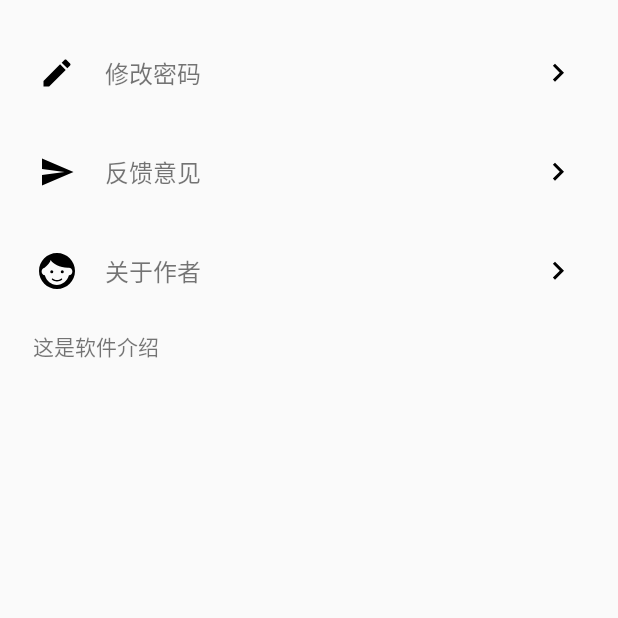
After one commit to huangyuanlove/LiaoBa_Android, an Android app: the SettingActivity screen opened directly, with no data from a screen before it, on a phone screen of 412 x 824 dp, the top half of it. The commit adds this screen. Run offline under Robolectric (Android 15) with nearby library versions, the phone set to English and light mode, and no system bars.

Commit message:
初步完成 设置 界面，完成修改密码界面

```diff
--- a/app/src/main/java/com/huangyuanlove/liaoba/LoginActivity.java
+++ b/app/src/main/java/com/huangyuanlove/liaoba/LoginActivity.java
@@ -111,6 +111,8 @@ public class LoginActivity extends BaseActivity  {
             }
         });
 
+
+
     }
 
     @Override
--- /dev/null
+++ b/app/src/main/java/com/huangyuanlove/liaoba/SettingActivity.java
@@ -0,0 +1,55 @@
+package com.huangyuanlove.liaoba;
+
+import android.content.Intent;
+import android.support.v7.app.AppCompatActivity;
+import android.os.Bundle;
+import android.view.View;
+import android.widget.EditText;
+import android.widget.PopupWindow;
+import android.widget.RelativeLayout;
+
+import com.huangyuanlove.liaoba.customui.indris.material.RippleView;
+
+public class SettingActivity extends AppCompatActivity implements View.OnClickListener {
+
+    private RelativeLayout updatePassword;
+    private RelativeLayout suggest;
+    private RelativeLayout aboutMe;
+    private PopupWindow popupWindow;
+    private EditText oldPassword;
+    private EditText newPassword;
+    private EditText confirmPassword;
+    private RippleView submitButton;
+    private RippleView resetButton;
+    @Override
+    protected void onCreate(Bundle savedInstanceState) {
+        super.onCreate(savedInstanceState);
+        setContentView(R.layout.activity_about_me);
+        initView();
+    }
+
+
+
+    private void initView() {
+        updatePassword = (RelativeLayout) findViewById(R.id.set_updata_password);
+        updatePassword.setOnClickListener(this);
+        suggest = (RelativeLayout) findViewById(R.id.set_suggest);
+        suggest.setOnClickListener(this);
+        aboutMe = (RelativeLayout) findViewById(R.id.set_about_me);
+        aboutMe.setOnClickListener(this);
+    }
+
+    @Override
+    public void onClick(View v) {
+        switch (v.getId()) {
+            case R.id.set_about_me:
+                break;
+            case R.id.set_updata_password:
+                startActivity(new Intent(this,ModifyPasswordActivity.class));
+                break;
+            case R.id.set_suggest:
+                break;
+
+        }
+    }
+}
--- /dev/null
+++ b/app/src/main/res/drawable/arrow_right.xml
@@ -0,0 +1,9 @@
+<vector xmlns:android="http://schemas.android.com/apk/res/android"
+        android:width="24dp"
+        android:height="24dp"
+        android:viewportWidth="24.0"
+        android:viewportHeight="24.0">
+    <path
+        android:fillColor="#FF000000"
+        android:pathData="M8.59,16.34l4.58,-4.59 -4.58,-4.59L10,5.75l6,6 -6,6z"/>
+</vector>
--- /dev/null
+++ b/app/src/main/res/drawable/set_suggest.xml
@@ -0,0 +1,9 @@
+<vector xmlns:android="http://schemas.android.com/apk/res/android"
+        android:width="24dp"
+        android:height="24dp"
+        android:viewportWidth="24.0"
+        android:viewportHeight="24.0">
+    <path
+        android:fillColor="#FF000000"
+        android:pathData="M2.01,21L23,12 2.01,3 2,10l15,2 -15,2z"/>
+</vector>
--- /dev/null
+++ b/app/src/main/res/drawable/updata_password.xml
@@ -0,0 +1,9 @@
+<vector xmlns:android="http://schemas.android.com/apk/res/android"
+        android:width="24dp"
+        android:height="24dp"
+        android:viewportWidth="24.0"
+        android:viewportHeight="24.0">
+    <path
+        android:fillColor="#FF000000"
+        android:pathData="M3,17.25V21h3.75L17.81,9.94l-3.75,-3.75L3,17.25zM20.71,7.04c0.39,-0.39 0.39,-1.02 0,-1.41l-2.34,-2.34c-0.39,-0.39 -1.02,-0.39 -1.41,0l-1.83,1.83 3.75,3.75 1.83,-1.83z"/>
+</vector>
--- /dev/null
+++ b/app/src/main/res/layout/activity_about_me.xml
@@ -0,0 +1,84 @@
+<?xml version="1.0" encoding="utf-8"?>
+<LinearLayout xmlns:android="http://schemas.android.com/apk/res/android"
+    xmlns:tools="http://schemas.android.com/tools"
+    android:layout_width="match_parent"
+    android:layout_height="match_parent"
+    android:paddingBottom="@dimen/activity_vertical_margin"
+    android:paddingLeft="@dimen/activity_horizontal_margin"
+    android:paddingRight="@dimen/activity_horizontal_margin"
+    android:paddingTop="@dimen/activity_vertical_margin"
+    android:orientation="vertical"
+    tools:context=".SettingActivity">
+    <RelativeLayout
+        android:id="@+id/set_updata_password"
+        style="@style/setting_relativelayoutstyle" >
+
+        <ImageView
+            android:id="@+id/updata_password_icon"
+            style="@style/setting_imagestyle"
+            android:src="@drawable/updata_password" />
+
+        <TextView
+            style="@style/setting_textviewstyle"
+            android:layout_toRightOf="@+id/updata_password_icon"
+            android:text="修改密码" />
+
+        <ImageView style="@style/setting_dividelinestyle" />
+
+        <ImageView style="@style/setting_arrowguide" />
+    </RelativeLayout>
+
+
+
+    <RelativeLayout
+        android:id="@+id/set_suggest"
+        style="@style/setting_relativelayoutstyle" >
+
+        <ImageView
+            android:id="@+id/suggest_icon"
+            style="@style/setting_imagestyle"
+            android:src="@drawable/set_suggest" />
+
+        <TextView
+            style="@style/setting_textviewstyle"
+            android:layout_toRightOf="@+id/suggest_icon"
+            android:text="反馈意见" />
+
+        <ImageView style="@style/setting_dividelinestyle" />
+
+        <ImageView style="@style/setting_arrowguide" />
+    </RelativeLayout>
+
+    <RelativeLayout
+        android:id="@+id/set_about_me"
+        style="@style/setting_relativelayoutstyle" >
+
+        <ImageView
+            android:id="@+id/problem_icon"
+            style="@style/setting_imagestyle"
+            android:src="@drawable/about_me" />
+
+        <TextView
+            style="@style/setting_textviewstyle"
+            android:layout_toRightOf="@+id/problem_icon"
+            android:text="关于作者" />
+
+        <ImageView style="@style/setting_dividelinestyle" />
+
+        <ImageView style="@style/setting_arrowguide" />
+    </RelativeLayout>
+
+    <ScrollView
+        android:layout_width="match_parent"
+        android:layout_height="match_parent">
+        <TextView
+            android:padding="6dp"
+            android:layout_width="match_parent"
+            android:layout_height="match_parent"
+            android:text="这是软件介绍"
+            android:textSize="14dp"
+
+            />
+    </ScrollView>
+
+</LinearLayout>
--- a/app/src/main/res/values/styles.xml
+++ b/app/src/main/res/values/styles.xml
@@ -7,5 +7,43 @@
         <item name="colorPrimaryDark">@color/colorPrimaryDark</item>
         <item name="colorAccent">@color/colorAccent</item>
     </style>
+    <!-- 设置中心布局样式 -->
+    <style name="setting_relativelayoutstyle">
+        <item name="android:layout_width">match_parent</item>
+        <item name="android:layout_height">66dp</item>
+        <item name="android:paddingLeft">10dp</item>
+    </style>
+    <!-- 设置中心item布局样式 -->
+    <style name="setting_imagestyle">
+        <item name="android:layout_width">wrap_content</item>
+        <item name="android:layout_height">wrap_content</item>
+        <item name="android:layout_centerVertical">true</item>
+        <item name="android:layout_alignParentLeft">true</item>
+    </style>
+    <!-- 设置中心item布局样式 -->
+    <style name="setting_textviewstyle">
+        <item name="android:layout_width">wrap_content</item>
+        <item name="android:layout_height">wrap_content</item>
+        <item name="android:layout_centerVertical">true</item>
+        <item name="android:layout_centerHorizontal">true</item>
+        <item name="android:layout_marginLeft">20dp</item>
+        <item name="android:textSize">16dp</item>
+    </style>
+    <!-- 设置中心item布局样式 -->
+    <style name="setting_dividelinestyle">
+        <item name="android:layout_width">match_parent</item>
+        <item name="android:layout_height">1px</item>
+        <item name="android:layout_marginLeft">10dp</item>
+        <item name="android:layout_alignParentBottom">true</item>
+    </style>
 
+
+    <style name="setting_arrowguide">
+        <item name="android:layout_width">wrap_content</item>
+        <item name="android:layout_height">wrap_content</item>
+        <item name="android:layout_centerVertical">true</item>
+        <item name="android:layout_marginRight">12dp</item>
+        <item name="android:src">@drawable/arrow_right</item>
+        <item name="android:layout_alignParentRight">true</item>
+    </style>
 </resources>
```
Also changed, not shown: app/src/main/AndroidManifest.xml (+13 -16 lines), app/src/main/java/com/huangyuanlove/liaoba/MainActivity.java (+3 -8 lines), app/src/main/java/com/huangyuanlove/liaoba/ModifyPasswordActivity.java (added, +92 -0 lines), app/src/main/res/layout/activity_modify_password.xml (added, +124 -0 lines), app/src/main/res/layout/login_activity.xml (+32 -50 lines), 1 other file.
